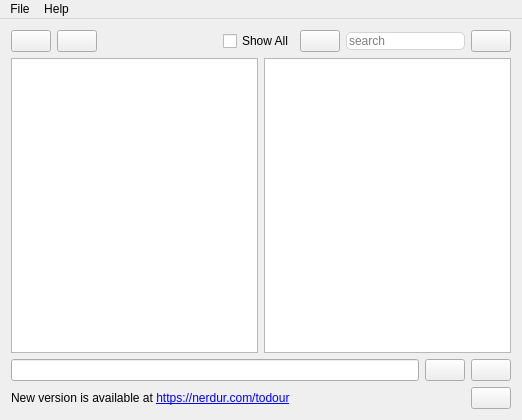
The window that mainwindow.ui (SverrirValgeirsson/Todour) describes before a commit, drawn with Qt 5.
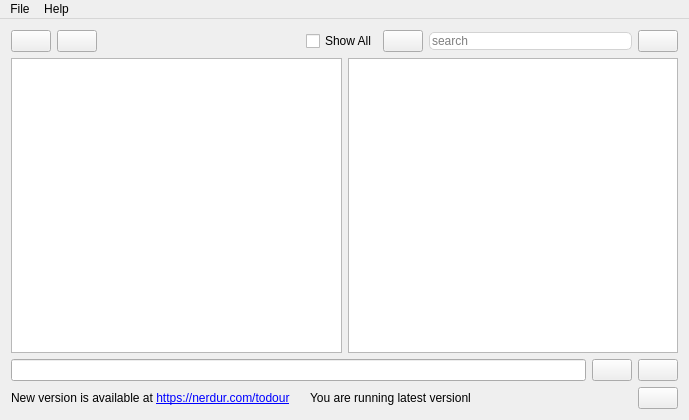
The same window after the commit.

Commit message: Added support for manually checking for a new version and using URL:s in the todo-list

```diff
--- a/mainwindow.ui
+++ b/mainwindow.ui
@@ -6,7 +6,7 @@
    <rect>
     <x>0</x>
     <y>0</y>
-    <width>522</width>
+    <width>689</width>
     <height>420</height>
    </rect>
   </property>
@@ -218,6 +218,13 @@
          </property>
         </widget>
        </item>
+       <item>
+        <widget class="QLabel" name="lbl_latestVersion">
+         <property name="text">
+          <string>You are running latest versionl</string>
+         </property>
+        </widget>
+       </item>
        <item>
         <widget class="QLabel" name="txtLatestVersion">
          <property name="text">
@@ -255,8 +262,8 @@
     <rect>
      <x>0</x>
      <y>0</y>
-     <width>522</width>
-     <height>21</height>
+     <width>689</width>
+     <height>22</height>
     </rect>
    </property>
    <widget class="QMenu" name="menuFile">
```
Left out of the diff: 11 changed lines with no effect on the pictures. The commit also changes 6 other files.
